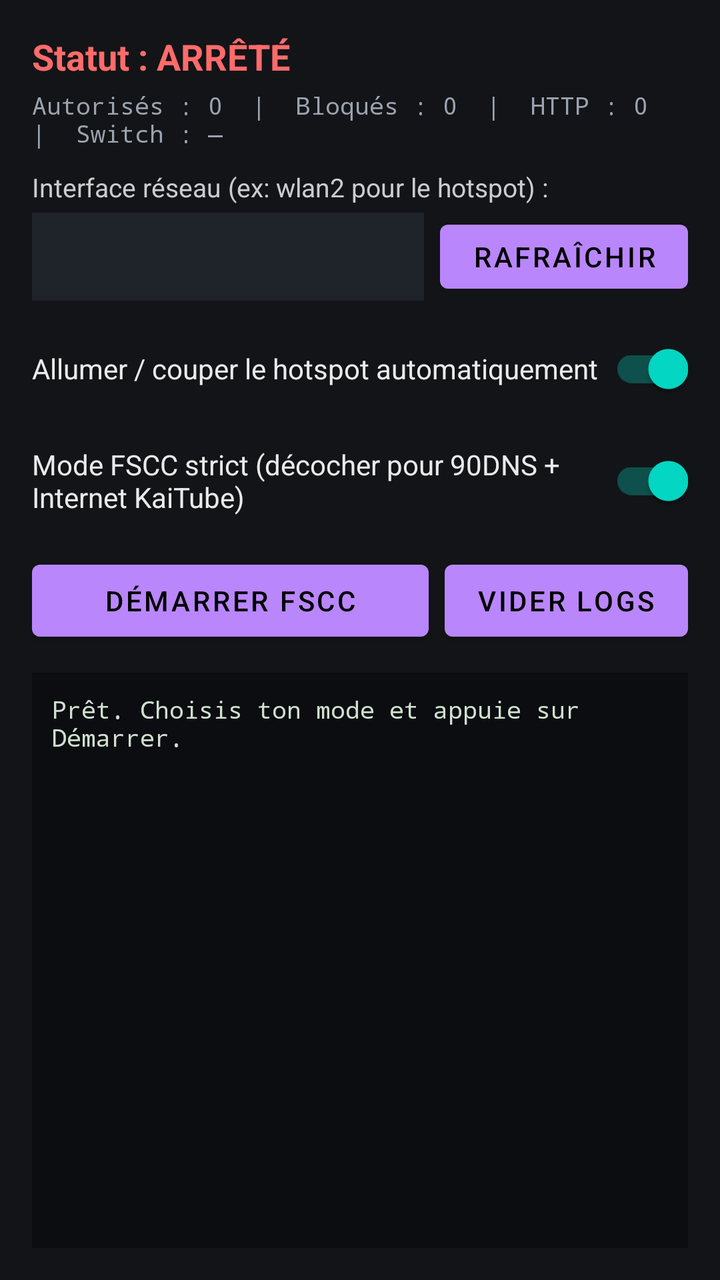
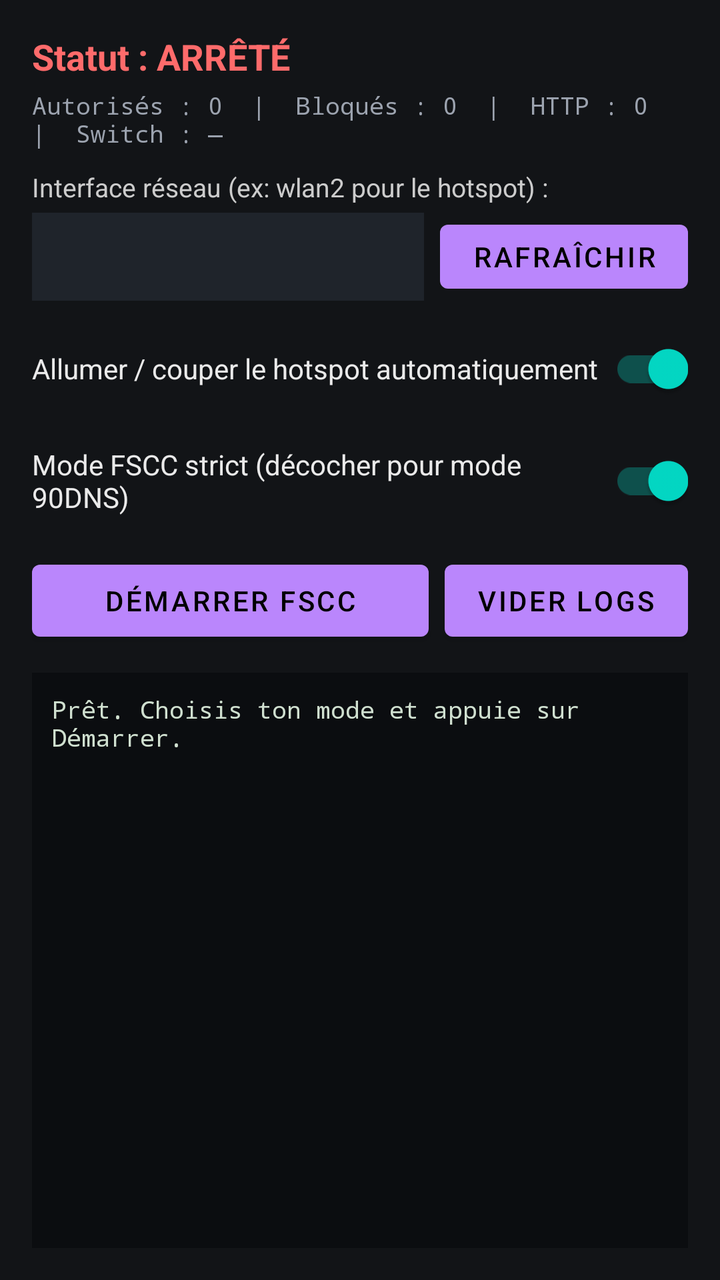

The first picture is an Android layout as it rendered before a commit; the second is the same layout after the commit. The layout source and the unified diff follow.
<!-- AndroidManifest.xml: application theme Theme.MaterialComponents -->
<!-- res/layout/activity_main.xml -->
<?xml version="1.0" encoding="utf-8"?>
<LinearLayout xmlns:android="http://schemas.android.com/apk/res/android"
    android:layout_width="match_parent"
    android:layout_height="match_parent"
    android:orientation="vertical"
    android:padding="16dp"
    android:background="#121417">

    <TextView
        android:id="@+id/txtStatus"
        android:layout_width="match_parent"
        android:layout_height="wrap_content"
        android:text="Statut : ARRÊTÉ"
        android:textSize="18sp"
        android:textStyle="bold"
        android:textColor="#FF6B6B"
        android:paddingBottom="4dp" />

    <TextView
        android:id="@+id/txtStats"
        android:layout_width="match_parent"
        android:layout_height="wrap_content"
        android:text="Autorisés : 0  |  Bloqués : 0  |  HTTP : 0  |  Switch : —"
        android:textSize="12sp"
        android:fontFamily="monospace"
        android:textColor="#9CA3AF"
        android:paddingBottom="10dp" />

    <TextView
        android:layout_width="match_parent"
        android:layout_height="wrap_content"
        android:text="Interface réseau (ex: wlan2 pour le hotspot) :"
        android:textColor="#CCCCCC"
        android:textSize="13sp" />

    <LinearLayout
        android:layout_width="match_parent"
        android:layout_height="wrap_content"
        android:orientation="horizontal"
        android:gravity="center_vertical"
        android:layout_marginTop="4dp"
        android:layout_marginBottom="10dp">

        <Spinner
            android:id="@+id/spinnerIfaces"
            android:layout_width="0dp"
            android:layout_height="44dp"
            android:layout_weight="1"
            android:background="#1F242B" />

        <Button
            android:id="@+id/btnRefresh"
            android:layout_width="wrap_content"
            android:layout_height="44dp"
            android:layout_marginStart="8dp"
            android:text="Rafraîchir" />
    </LinearLayout>

    <androidx.appcompat.widget.SwitchCompat
        android:id="@+id/switchAutoHotspot"
        android:layout_width="match_parent"
        android:layout_height="wrap_content"
        android:checked="true"
        android:text="Allumer / couper le hotspot automatiquement"
        android:textColor="#EAEAEA"
        android:layout_marginBottom="8dp" />

    <androidx.appcompat.widget.SwitchCompat
        android:id="@+id/switchOffline"
        android:layout_width="match_parent"
        android:layout_height="wrap_content"
        android:checked="true"
        android:text="Mode FSCC strict (décocher pour 90DNS + Internet KaiTube)"
        android:textColor="#EAEAEA"
        android:layout_marginBottom="12dp" />

    <LinearLayout
        android:layout_width="match_parent"
        android:layout_height="wrap_content"
        android:orientation="horizontal"
        android:layout_marginBottom="12dp">

        <Button
            android:id="@+id/btnToggle"
            android:layout_width="0dp"
            android:layout_height="48dp"
            android:layout_weight="1"
            android:text="Démarrer FSCC" />

        <Button
            android:id="@+id/btnClear"
            android:layout_width="wrap_content"
            android:layout_height="48dp"
            android:layout_marginStart="8dp"
            android:text="Vider logs" />
    </LinearLayout>

    <ScrollView
        android:id="@+id/scrollLogs"
        android:layout_width="match_parent"
        android:layout_height="0dp"
        android:layout_weight="1"
        android:background="#0B0D10"
        android:padding="10dp">

        <TextView
            android:id="@+id/txtLogs"
            android:layout_width="match_parent"
            android:layout_height="wrap_content"
            android:fontFamily="monospace"
            android:textColor="#D0E0D0"
            android:textSize="12sp"
            android:text="Prêt. Choisis ton mode et appuie sur Démarrer." />
    </ScrollView>
</LinearLayout>
<!-- resources referenced by this layout -->
<resources>

</resources>

<!-- the commit's change to res/layout/activity_main.xml (unified diff, before → after) -->
@@ -70,7 +70,7 @@
         android:layout_width="match_parent"
         android:layout_height="wrap_content"
         android:checked="true"
-        android:text="Mode FSCC strict (décocher pour 90DNS + Internet KaiTube)"
+        android:text="Mode FSCC strict (décocher pour mode 90DNS)"
         android:textColor="#EAEAEA"
         android:layout_marginBottom="12dp" />
 
